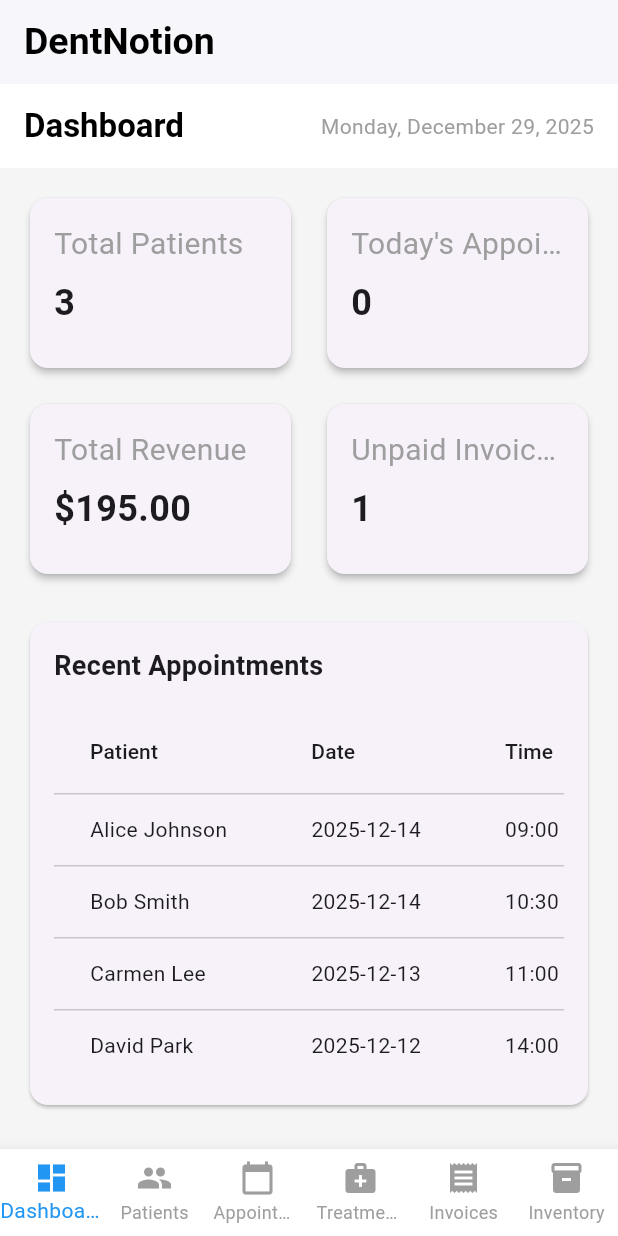
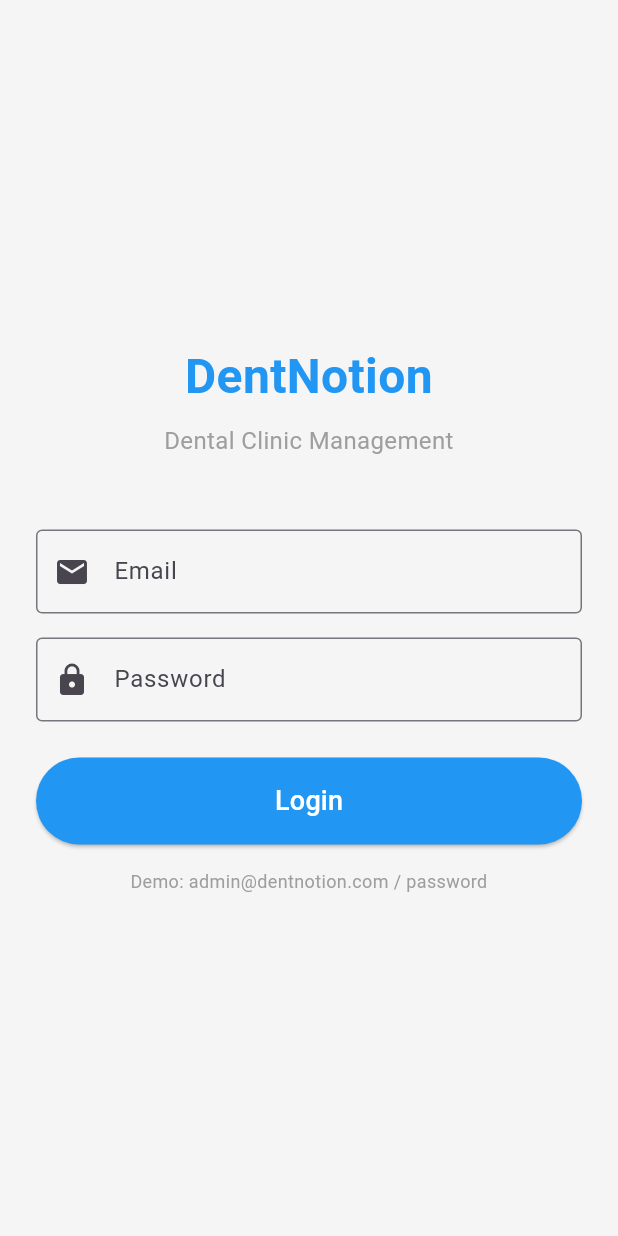
Before and after one commit to Mastene-Yahiaoui/DentNotion, a Flutter app: the screen it shows after launch, on a phone screen of 412 x 824 dp. Run offline on Flutter 3.47's test engine with Material 3 defaults, Android fonts, the light colour scheme and no system bars.

Commit message:
Add login screen to dentnotion app

```diff
--- a/dentnotion/lib/main.dart
+++ b/dentnotion/lib/main.dart
@@ -1,6 +1,6 @@
 // lib/main.dart
 import 'package:flutter/material.dart';
-import 'screens/home_screen.dart';
+import 'screens/login_screen.dart';
 
 void main() {
   runApp(const DentFlowApp());
@@ -23,7 +23,7 @@ class DentFlowApp extends StatelessWidget {
           elevation: 0,
         ),
       ),
-      home: const MainScreen(),
+      home: const LoginScreen(),
     );
   }
 }
--- /dev/null
+++ b/dentnotion/lib/screens/login_screen.dart
@@ -0,0 +1,161 @@
+import 'package:flutter/material.dart';
+import '../services/api_service.dart';
+import 'home_screen.dart';
+
+class LoginScreen extends StatefulWidget {
+  const LoginScreen({Key? key}) : super(key: key);
+
+  @override
+  State<LoginScreen> createState() => _LoginScreenState();
+}
+
+class _LoginScreenState extends State<LoginScreen> {
+  final _formKey = GlobalKey<FormState>();
+  final _emailController = TextEditingController();
+  final _passwordController = TextEditingController();
+  final ApiService _apiService = ApiService();
+  bool _isLoading = false;
+
+  @override
+  void dispose() {
+    _emailController.dispose();
+    _passwordController.dispose();
+    super.dispose();
+  }
+
+  Future<void> _login() async {
+    if (!_formKey.currentState!.validate()) return;
+
+    setState(() => _isLoading = true);
+
+    try {
+      final success = await _apiService.login(
+        _emailController.text.trim(),
+        _passwordController.text,
+      );
+
+      if (!mounted) return;
+
+      if (success) {
+        // Navigate to main screen
+        Navigator.of(context).pushReplacement(
+          MaterialPageRoute(builder: (_) => const MainScreen()),
+        );
+      } else {
+        ScaffoldMessenger.of(context).showSnackBar(
+          const SnackBar(content: Text('Invalid email or password')),
+        );
+      }
+    } catch (e) {
+      if (!mounted) return;
+      ScaffoldMessenger.of(context).showSnackBar(
+        SnackBar(content: Text('Login failed: $e')),
+      );
+    } finally {
+      if (mounted) {
+        setState(() => _isLoading = false);
+      }
+    }
+  }
+
+  @override
+  Widget build(BuildContext context) {
+    return Scaffold(
+      body: SafeArea(
+        child: Padding(
+          padding: const EdgeInsets.all(24.0),
+          child: Form(
+            key: _formKey,
+            child: Column(
+              mainAxisAlignment: MainAxisAlignment.center,
+              crossAxisAlignment: CrossAxisAlignment.stretch,
+              children: [
+                // App Title
+                const Text(
+                  'DentNotion',
+                  style: TextStyle(
+                    fontSize: 32,
+                    fontWeight: FontWeight.bold,
+                    color: Colors.blue,
+                  ),
+                  textAlign: TextAlign.center,
+                ),
+                const SizedBox(height: 8),
+                const Text(
+                  'Dental Clinic Management',
+                  style: TextStyle(
+                    fontSize: 16,
+                    color: Colors.grey,
+                  ),
+                  textAlign: TextAlign.center,
+                ),
+                const SizedBox(height: 48),
+
+                // Email Field
+                TextFormField(
+                  controller: _emailController,
+                  decoration: const InputDecoration(
+                    labelText: 'Email',
+                    border: OutlineInputBorder(),
+                    prefixIcon: Icon(Icons.email),
+                  ),
+                  keyboardType: TextInputType.emailAddress,
+                  validator: (value) {
+                    if (value == null || value.isEmpty) {
+                      return 'Please enter your email';
+                    }
+                    if (!RegExp(r'^[^@]+@[^@]+\.[^@]+').hasMatch(value)) {
+                      return 'Please enter a valid email';
+                    }
+                    return null;
+                  },
+                ),
+                const SizedBox(height: 16),
+
+                // Password Field
+                TextFormField(
+                  controller: _passwordController,
+                  decoration: const InputDecoration(
+                    labelText: 'Password',
+                    border: OutlineInputBorder(),
+                    prefixIcon: Icon(Icons.lock),
+                  ),
+                  obscureText: true,
+                  validator: (value) {
+                    if (value == null || value.isEmpty) {
+                      return 'Please enter your password';
+                    }
+                    return null;
+                  },
+                ),
+                const SizedBox(height: 24),
+
+                // Login Button
+                ElevatedButton(
+                  onPressed: _isLoading ? null : _login,
+                  style: ElevatedButton.styleFrom(
+                    padding: const EdgeInsets.symmetric(vertical: 16),
+                    backgroundColor: Colors.blue,
+                    foregroundColor: Colors.white,
+                  ),
+                  child: _isLoading
+                      ? const CircularProgressIndicator(color: Colors.white)
+                      : const Text('Login', style: TextStyle(fontSize: 18)),
+                ),
+
+                const SizedBox(height: 16),
+
+                // Demo Credentials
+                const Text(
+                  'Demo: admin@dentnotion.com / password',
+                  style: TextStyle(color: Colors.grey, fontSize: 12),
+                  textAlign: TextAlign.center,
+                ),
+              ],
+            ),
+          ),
+        ),
+      ),
+    );
+  }
+}
--- a/dentnotion/lib/services/api_service.dart
+++ b/dentnotion/lib/services/api_service.dart
@@ -1,6 +1,16 @@
 import 'dart:async';
 
 class ApiService {
+  // Mock login method
+  Future<bool> login(String email, String password) async {
+    await Future.delayed(const Duration(milliseconds: 500));
+    // Mock credentials
+    if (email == 'admin@dentnotion.com' && password == 'password') {
+      return true;
+    }
+    return false;
+  }
+
   // Mock/dummy data for development — replace with real HTTP calls later
   Future<Map<String, dynamic>> getPatients() async {
     await Future.delayed(const Duration(milliseconds: 300));
```
